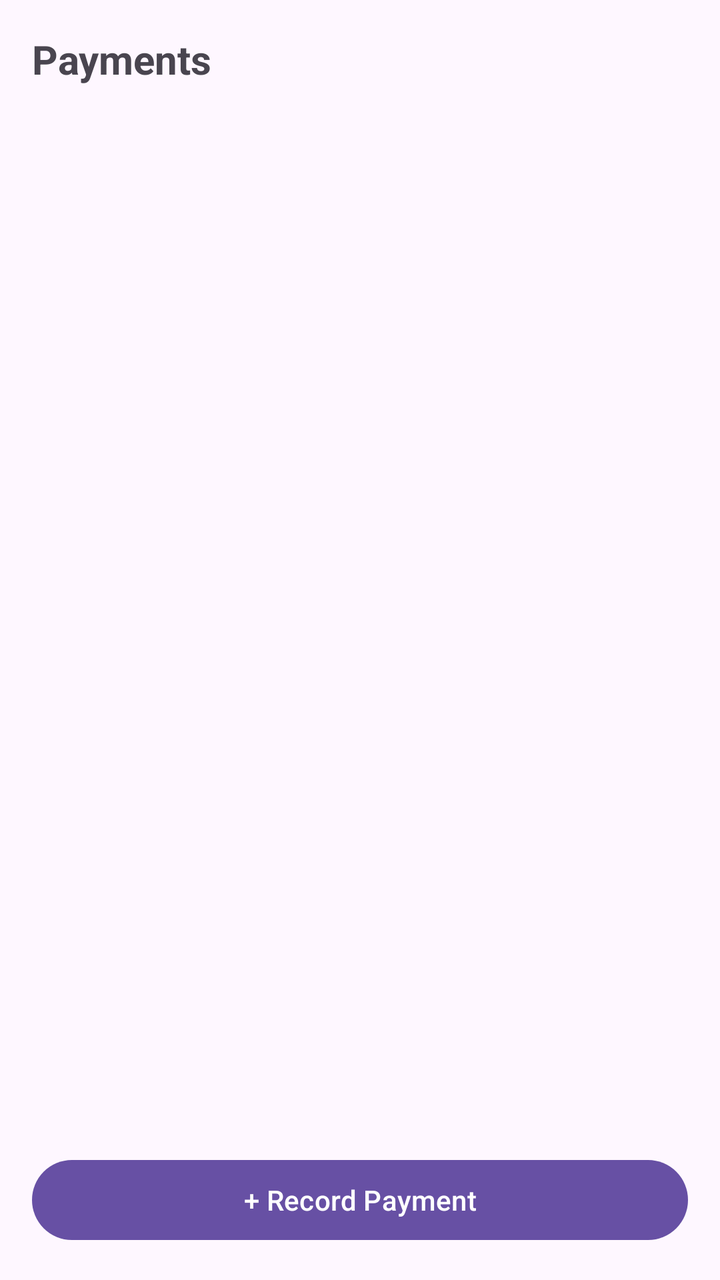
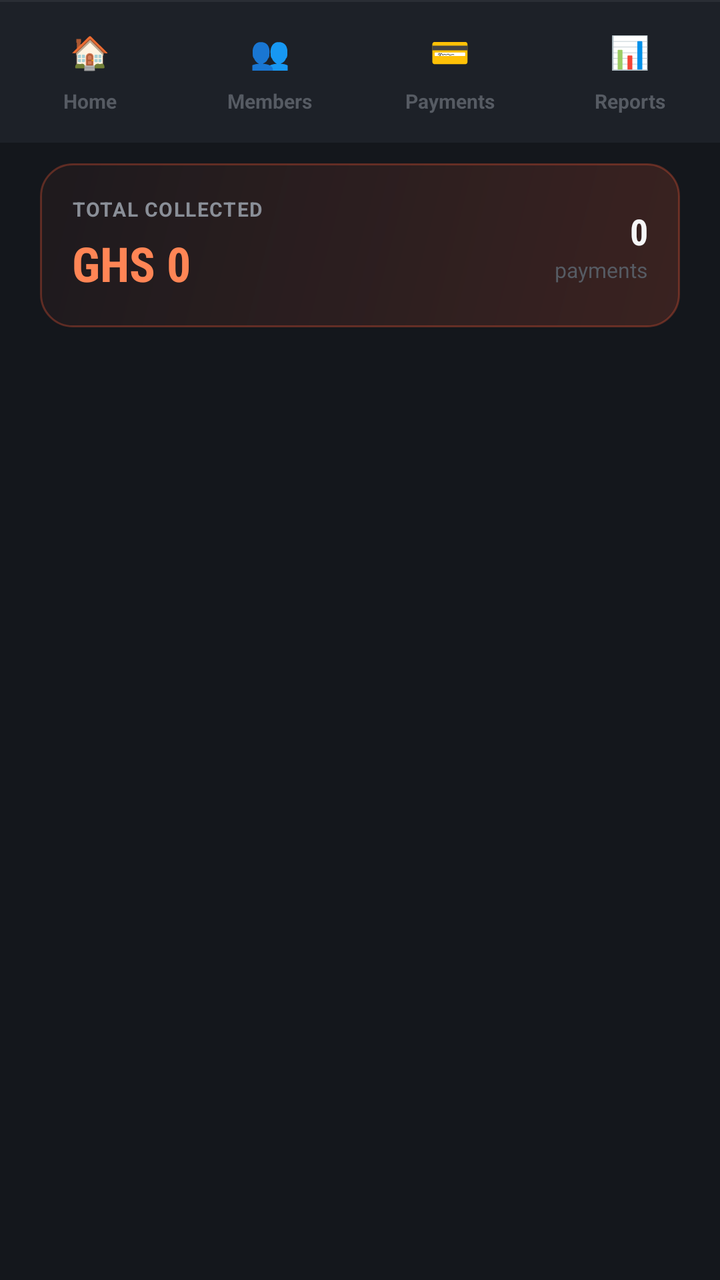

Two renders of the same Android screen: before a commit and after it. Below are the layout's source before the change and the commit's diff.
<!-- AndroidManifest.xml: application theme Theme.GymMembershipSystem -->
<!-- res/layout/activity_payment_list.xml -->
<?xml version="1.0" encoding="utf-8"?>
<LinearLayout xmlns:android="http://schemas.android.com/apk/res/android"
    android:layout_width="match_parent"
    android:layout_height="match_parent"
    android:orientation="vertical"
    android:padding="16dp">

    <TextView
        android:layout_width="wrap_content"
        android:layout_height="wrap_content"
        android:text="Payments"
        android:textSize="20sp"
        android:textStyle="bold"
        android:layout_marginBottom="10dp" />

    <androidx.recyclerview.widget.RecyclerView
        android:id="@+id/recyclerPayments"
        android:layout_width="match_parent"
        android:layout_height="0dp"
        android:layout_weight="1" />

    <TextView
        android:id="@+id/tvEmptyPayments"
        android:layout_width="match_parent"
        android:layout_height="wrap_content"
        android:text="No payments recorded yet."
        android:textAlignment="center"
        android:textColor="#9E9E9E"
        android:visibility="gone"
        android:layout_marginTop="40dp" />

    <Button
        android:id="@+id/btnAddPayment"
        android:layout_width="match_parent"
        android:layout_height="wrap_content"
        android:layout_marginTop="10dp"
        android:text="+ Record Payment" />

</LinearLayout>
<!-- resources referenced by this layout -->
<resources>
  <style name="Theme.GymMembershipSystem" parent="Base.Theme.GymMembershipSystem" />
  <style name="Base.Theme.GymMembershipSystem" parent="Theme.Material3.DayNight.NoActionBar">
          
          
      </style>
</resources>

<!-- the commit's change to res/layout/activity_payment_list.xml (unified diff, before → after) -->
@@ -1,39 +1,355 @@
+<?xml version="1.0" encoding="utf-8"?>
+<androidx.constraintlayout.widget.ConstraintLayout
+    xmlns:android="http://schemas.android.com/apk/res/android"
+    xmlns:app="http://schemas.android.com/apk/res-auto"
+    android:layout_width="match_parent"
+    android:layout_height="match_parent"
+    android:background="@color/bg_dark">
+
+    <LinearLayout
+        android:id="@+id/headerGroup"
+        android:layout_width="0dp"
+        android:layout_height="wrap_content"
+        android:orientation="vertical"
+        android:padding="20dp"
+        android:paddingTop="50dp"
+        app:layout_constraintStart_toStartOf="parent"
+        app:layout_constraintEnd_toEndOf="parent"
+        app:layout_constraintTop_toTopOf="parent">
+
+        <LinearLayout
+            android:layout_width="match_parent"
+            android:layout_height="wrap_content"
+            android:orientation="horizontal"
+            android:gravity="center_vertical"
+            android:layout_marginBottom="16dp">
+
+            <TextView
+                android:id="@+id/btnBack"
+                android:layout_width="34dp"
+                android:layout_height="34dp"
+                android:background="@drawable/bg_back_chip"
+                android:gravity="center"
+                android:text="‹"
+                android:textColor="@color/text_primary"
+                android:textSize="18sp"
+                android:clickable="true"
+                android:focusable="true" />
+
+            <LinearLayout
+                android:layout_width="0dp"
+                android:layout_height="wrap_content"
+                android:layout_weight="1"
+                android:orientation="vertical"
+                android:layout_marginStart="12dp">
+
+                <TextView
+                    android:layout_width="wrap_content"
+                    android:layout_height="wrap_content"
+                    android:text="Payments"
+                    android:textColor="@color/text_primary"
+                    android:textSize="22sp"
+                    android:fontFamily="sans-serif-condensed"
+                    android:textStyle="bold" />
+
+                <TextView
+                    android:layout_width="wrap_content"
+                    android:layout_height="wrap_content"
+                    android:text="All transaction records"
+                    android:textColor="@color/text_secondary"
+                    android:textSize="12sp" />
+
+            </LinearLayout>
+
+        </LinearLayout>
+
+        <LinearLayout
+            android:layout_width="match_parent"
+            android:layout_height="wrap_content"
+            android:orientation="horizontal"
+            android:gravity="center_vertical"
+            android:background="@drawable/bg_reports_card"
+            android:padding="16dp">
+
+            <LinearLayout
+                android:layout_width="0dp"
+                android:layout_height="wrap_content"
+                android:layout_weight="1"
+                android:orientation="vertical">
+
+                <TextView
+                    android:layout_width="wrap_content"
+                    android:layout_height="wrap_content"
+                    android:text="TOTAL COLLECTED"
+                    android:textColor="@color/text_secondary"
+                    android:textSize="10sp"
+                    android:letterSpacing="0.05"
+                    android:textStyle="bold"
+                    android:layout_marginBottom="4dp" />
+
+                <TextView
+                    android:id="@+id/tvTotalCollected"
+                    android:layout_width="wrap_content"
+                    android:layout_height="wrap_content"
+                    android:text="GHS 0"
+                    android:textColor="@color/accent_orange_light"
+                    android:textSize="24sp"
+                    android:fontFamily="sans-serif-condensed"
+                    android:textStyle="bold" />
+
+            </LinearLayout>
+
+            <LinearLayout
+                android:layout_width="wrap_content"
+                android:layout_height="wrap_content"
+                android:orientation="vertical"
+                android:gravity="end">
+
+                <TextView
+                    android:id="@+id/tvPaymentCount"
+                    android:layout_width="wrap_content"
+                    android:layout_height="wrap_content"
+                    android:text="0"
+                    android:textColor="@color/text_primary"
+                    android:textSize="18sp"
+                    android:fontFamily="sans-serif-condensed"
+                    android:textStyle="bold" />
+
+                <TextView
+                    android:layout_width="wrap_content"
+                    android:layout_height="wrap_content"
+                    android:text="payments"
+                    android:textColor="@color/text_muted"
+                    android:textSize="10.5sp" />
+
+            </LinearLayout>
+
+        </LinearLayout>
+
+    </LinearLayout>
+
+    <include
+        android:id="@+id/bottomNavInclude"
+        layout="@layout/layout_bottom_nav"
+        app:layout_constraintStart_toStartOf="parent"
+        app:layout_constraintEnd_toEndOf="parent"
+        app:layout_constraintBottom_toBottomOf="parent" />
+
+    <androidx.recyclerview.widget.RecyclerView
+        android:id="@+id/recyclerPayments"
+        android:layout_width="0dp"
+        android:layout_height="0dp"
+        android:paddingStart="20dp"
+        android:paddingEnd="20dp"
+        android:paddingTop="14dp"
+        android:paddingBottom="90dp"
+        android:clipToPadding="false"
+        app:layout_constraintStart_toStartOf="parent"
+        app:layout_constraintEnd_toEndOf="parent"
+        app:layout_constraintTop_toBottomOf="@id/headerGroup"
+        app:layout_constraintBottom_toTopOf="@id/bottomNavInclude" />
+
+    <TextView
+        android:id="@+id/tvEmptyPayments"
+        android:layout_width="wrap_content"
+        android:layout_height="wrap_content"
+        android:text="No payments recorded yet.\nTap + to record one."
+        android:textAlignment="center"
+        android:textColor="@color/text_muted"
+        android:textSize="13sp"
+        android:visibility="gone"
+        app:layout_constraintStart_toStartOf="parent"
+        app:layout_constraintEnd_toEndOf="parent"
+        app:layout_constraintTop_toBottomOf="@id/headerGroup"
+        app:layout_constraintBottom_toTopOf="@id/bottomNavInclude"
+        app:layout_constraintVertical_bias="0.3" />
+
+    <LinearLayout
+        android:id="@+id/btnAddPayment"
+        android:layout_width="wrap_content"
+        android:layout_height="wrap_content"
+        android:orientation="horizontal"
+        android:gravity="center"
+        android:background="@drawable/bg_fab"
+        android:paddingStart="20dp"
+        android:paddingEnd="20dp"
+        android:paddingTop="14dp"
+        android:paddingBottom="14dp"
+        android:elevation="6dp"
+        android:clickable="true"
+        android:focusable="true"
+        app:layout_constraintEnd_toEndOf="parent"
+        app:layout_constraintBottom_toTopOf="@id/bottomNavInclude"
+        android:layout_marginEnd="20dp"
+        android:layout_marginBottom="16dp">
+
+        <TextView
+            android:layout_width="wrap_content"
+            android:layout_height="wrap_content"
+            android:text="＋ Record Payment"
+            android:textColor="@color/bg_dark"
+            android:textSize="13sp"
+            android:textStyle="bold" />
+
+    </LinearLayout>
+
+</androidx.constraintlayout.widget.ConstraintLayout>
+<!-- res/layout/layout_bottom_nav.xml (included above) -->
 <?xml version="1.0" encoding="utf-8"?>
 <LinearLayout xmlns:android="http://schemas.android.com/apk/res/android"
     android:layout_width="match_parent"
-    android:layout_height="match_parent"
-    android:orientation="vertical"
-    android:padding="16dp">
-
-    <TextView
-        android:layout_width="wrap_content"
-        android:layout_height="wrap_content"
-        android:text="Payments"
-        android:textSize="20sp"
-        android:textStyle="bold"
-        android:layout_marginBottom="10dp" />
-
-    <androidx.recyclerview.widget.RecyclerView
-        android:id="@+id/recyclerPayments"
+    android:layout_height="wrap_content"
+    android:orientation="vertical">
+
+    <View
         android:layout_width="match_parent"
-        android:layout_height="0dp"
-        android:layout_weight="1" />
-
-    <TextView
-        android:id="@+id/tvEmptyPayments"
+        android:layout_height="1dp"
+        android:background="@color/border_dark" />
+
+    <LinearLayout
         android:layout_width="match_parent"
         android:layout_height="wrap_content"
-        android:text="No payments recorded yet."
-        android:textAlignment="center"
-        android:textColor="#9E9E9E"
-        android:visibility="gone"
-        android:layout_marginTop="40dp" />
-
-    <Button
-        android:id="@+id/btnAddPayment"
-        android:layout_width="match_parent"
-        android:layout_height="wrap_content"
-        android:layout_marginTop="10dp"
-        android:text="+ Record Payment" />
+        android:orientation="horizontal"
+        android:background="@color/surface_dark"
+        android:paddingTop="10dp"
+        android:paddingBottom="14dp">
+
+        <LinearLayout
+            android:id="@+id/navHome"
+            android:layout_width="0dp"
+            android:layout_height="wrap_content"
+            android:layout_weight="1"
+            android:orientation="vertical"
+            android:gravity="center"
+            android:clickable="true"
+            android:focusable="true">
+
+            <TextView
+                android:id="@+id/iconWrapHome"
+                android:layout_width="wrap_content"
+                android:layout_height="wrap_content"
+                android:paddingStart="14dp"
+                android:paddingEnd="14dp"
+                android:paddingTop="4dp"
+                android:paddingBottom="4dp"
+                android:text="🏠"
+                android:textSize="16sp"
+                android:gravity="center" />
+
+            <TextView
+                android:id="@+id/labelHome"
+                android:layout_width="wrap_content"
+                android:layout_height="wrap_content"
+                android:layout_marginTop="3dp"
+                android:text="Home"
+                android:textColor="@color/text_muted"
+                android:textSize="10sp"
+                android:textStyle="bold" />
+
+        </LinearLayout>
+
+        <LinearLayout
+            android:id="@+id/navMembers"
+            android:layout_width="0dp"
+            android:layout_height="wrap_content"
+            android:layout_weight="1"
+            android:orientation="vertical"
+            android:gravity="center"
+            android:clickable="true"
+            android:focusable="true">
+
+            <TextView
+                android:id="@+id/iconWrapMembers"
+                android:layout_width="wrap_content"
+                android:layout_height="wrap_content"
+                android:paddingStart="14dp"
+                android:paddingEnd="14dp"
+                android:paddingTop="4dp"
+                android:paddingBottom="4dp"
+                android:text="👥"
+                android:textSize="16sp"
+                android:gravity="center" />
+
+            <TextView
+                android:id="@+id/labelMembers"
+                android:layout_width="wrap_content"
+                android:layout_height="wrap_content"
+                android:layout_marginTop="3dp"
+                android:text="Members"
+                android:textColor="@color/text_muted"
+                android:textSize="10sp"
+                android:textStyle="bold" />
+
+        </LinearLayout>
+
+        <LinearLayout
+            android:id="@+id/navPayments"
+            android:layout_width="0dp"
+            android:layout_height="wrap_content"
+            android:layout_weight="1"
+            android:orientation="vertical"
+            android:gravity="center"
+            android:clickable="true"
+            android:focusable="true">
+
+            <TextView
+                android:id="@+id/iconWrapPayments"
+                android:layout_width="wrap_content"
+                android:layout_height="wrap_content"
+                android:paddingStart="14dp"
+                android:paddingEnd="14dp"
+                android:paddingTop="4dp"
+                android:paddingBottom="4dp"
+                android:text="💳"
+                android:textSize="16sp"
+                android:gravity="center" />
+
+            <TextView
+                android:id="@+id/labelPayments"
+                android:layout_width="wrap_content"
+                android:layout_height="wrap_content"
+                android:layout_marginTop="3dp"
+                android:text="Payments"
+                android:textColor="@color/text_muted"
+                android:textSize="10sp"
+                android:textStyle="bold" />
+
+        </LinearLayout>
+
+        <LinearLayout
+            android:id="@+id/navReports"
+            android:layout_width="0dp"
+            android:layout_height="wrap_content"
+            android:layout_weight="1"
+            android:orientation="vertical"
+            android:gravity="center"
+            android:clickable="true"
+            android:focusable="true">
+
+            <TextView
+                android:id="@+id/iconWrapReports"
+                android:layout_width="wrap_content"
+                android:layout_height="wrap_content"
+                android:paddingStart="14dp"
+                android:paddingEnd="14dp"
+                android:paddingTop="4dp"
+                android:paddingBottom="4dp"
+                android:text="📊"
+                android:textSize="16sp"
+                android:gravity="center" />
+
+            <TextView
+                android:id="@+id/labelReports"
+                android:layout_width="wrap_content"
+                android:layout_height="wrap_content"
+                android:layout_marginTop="3dp"
+                android:text="Reports"
+                android:textColor="@color/text_muted"
+                android:textSize="10sp"
+                android:textStyle="bold" />
+
+        </LinearLayout>
+
+    </LinearLayout>
 
 </LinearLayout>
<!-- resource entries referenced after the edit -->
@@ -1,6 +1,40 @@
 <!-- resources referenced by this layout -->
 <resources>
+  <color name="accent_orange_light">#FF8555</color>
+  <color name="bg_dark">#14171C</color>
+  <color name="border_dark">#2A2E35</color>
+  <color name="surface_dark">#1D2128</color>
+  <color name="text_muted">#565B63</color>
+  <color name="text_primary">#F5F6F7</color>
+  <color name="text_secondary">#8A8F98</color>
+  <!-- drawable bg_back_chip (drawable) -->
+  <?xml version="1.0" encoding="utf-8"?>
+  <shape xmlns:android="http://schemas.android.com/apk/res/android" android:shape="rectangle">
+      <solid android:color="@color/surface_dark" />
+      <stroke android:width="1dp" android:color="@color/border_dark" />
+      <corners android:radius="10dp" />
+  </shape>
+  <!-- drawable bg_fab (drawable) -->
+  <?xml version="1.0" encoding="utf-8"?>
+  <shape xmlns:android="http://schemas.android.com/apk/res/android" android:shape="rectangle">
+      <solid android:color="@color/accent_orange" />
+      <corners android:radius="16dp" />
+  </shape>
+  <!-- drawable bg_reports_card (drawable) -->
+  <?xml version="1.0" encoding="utf-8"?>
+  <shape xmlns:android="http://schemas.android.com/apk/res/android" android:shape="rectangle">
+      <gradient
+          android:type="linear"
+          android:angle="135"
+          android:startColor="@color/accent_orange_tint"
+          android:endColor="#0AFF5A36" />
+      <stroke android:width="1dp" android:color="@color/reports_border" />
+      <corners android:radius="16dp" />
+  </shape>
   <style name="Theme.GymMembershipSystem" parent="Base.Theme.GymMembershipSystem" />
+  <color name="accent_orange">#FF5A36</color>
+  <color name="accent_orange_tint">#29FF5A36</color>
+  <color name="reports_border">#4DFF5A36</color>
   <style name="Base.Theme.GymMembershipSystem" parent="Theme.Material3.DayNight.NoActionBar">
           
           
